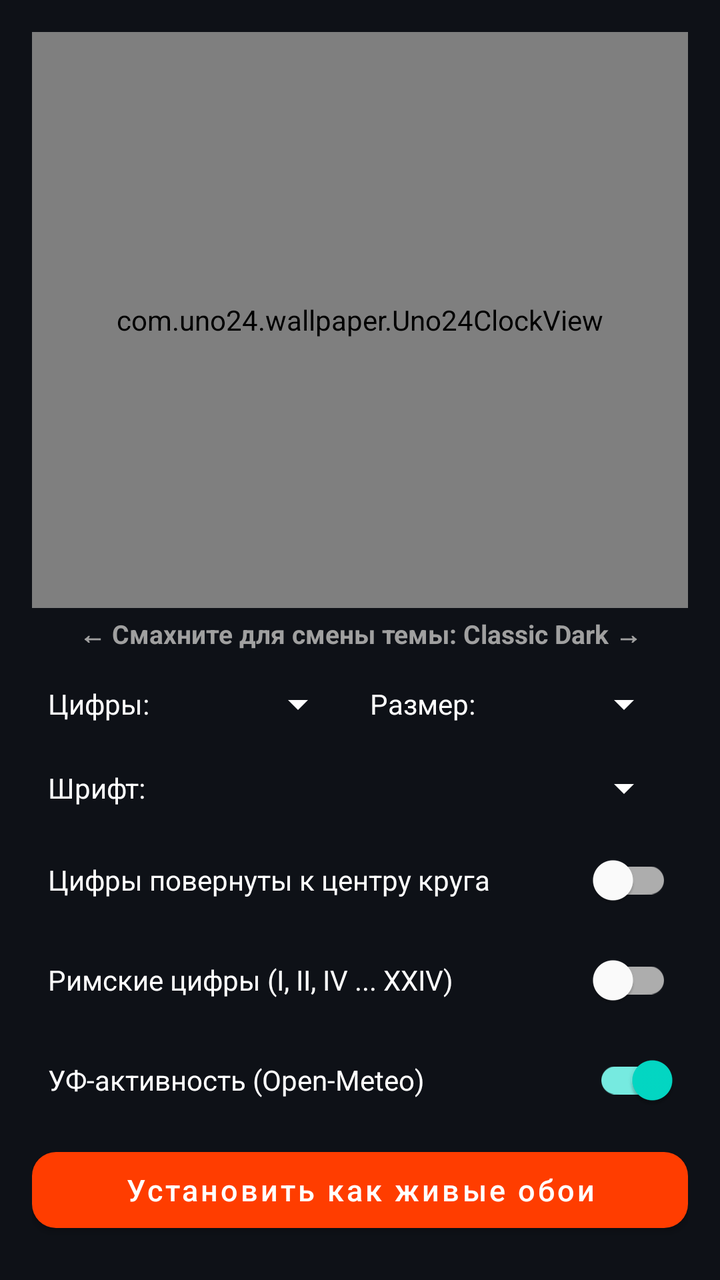
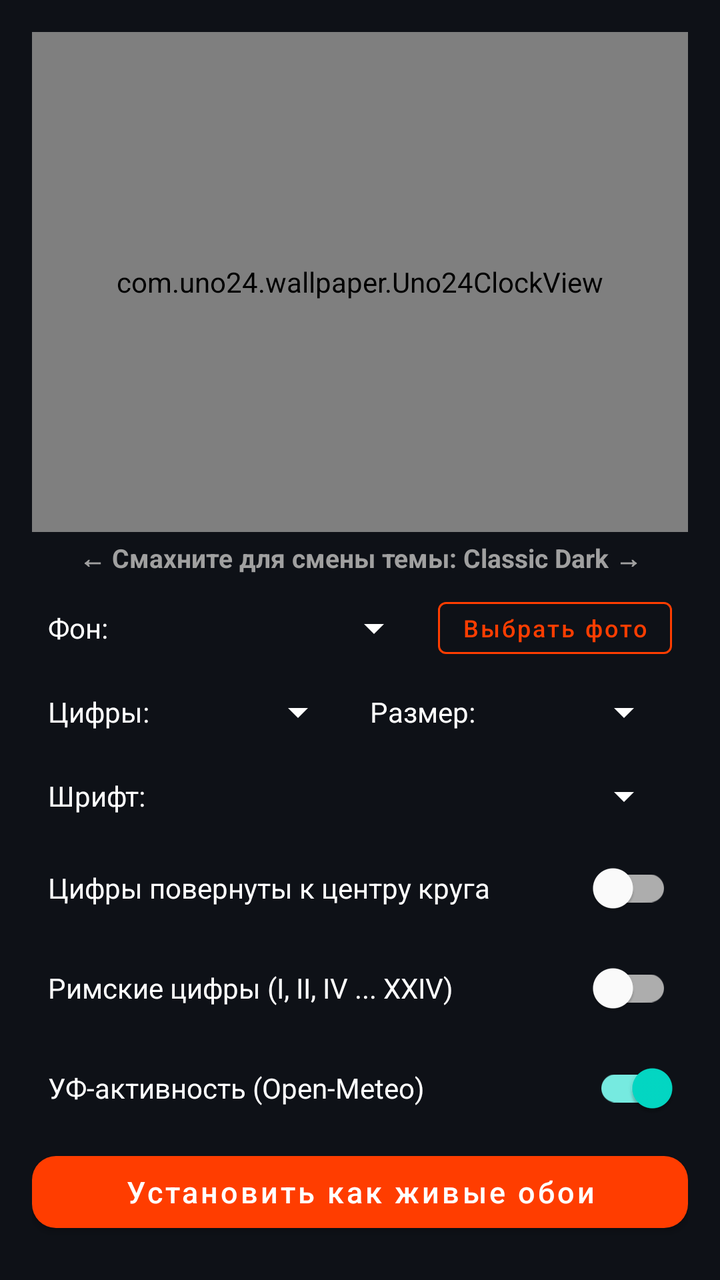

Compare the two renders of this Android layout. The source of the first and the diff that turns it into the second are given below.
<!-- AndroidManifest.xml: activity theme Theme.Uno24 -->
<!-- res/layout/activity_main.xml -->
<?xml version="1.0" encoding="utf-8"?>
<LinearLayout xmlns:android="http://schemas.android.com/apk/res/android"
    xmlns:app="http://schemas.android.com/apk/res-auto"
    android:id="@+id/mainRootLayout"
    android:layout_width="match_parent"
    android:layout_height="match_parent"
    android:background="#0E1117"
    android:gravity="center_horizontal"
    android:orientation="vertical"
    android:padding="16dp">

    
    <com.uno24.wallpaper.Uno24ClockView
        android:id="@+id/clockView"
        android:layout_width="match_parent"
        android:layout_height="0dp"
        android:layout_weight="1" />

    
    <TextView
        android:id="@+id/tvThemeTitle"
        android:layout_width="wrap_content"
        android:layout_height="wrap_content"
        android:layout_marginTop="4dp"
        android:gravity="center"
        android:text="← Смахните для смены темы: Classic Dark →"
        android:textColor="#A0A0A0"
        android:textSize="13sp"
        android:textStyle="bold" />

    
    <LinearLayout
        android:layout_width="match_parent"
        android:layout_height="wrap_content"
        android:layout_marginTop="6dp"
        android:gravity="center_vertical"
        android:orientation="horizontal"
        android:paddingStart="8dp"
        android:paddingEnd="8dp">

        <TextView
            android:layout_width="wrap_content"
            android:layout_height="wrap_content"
            android:text="Цифры:"
            android:textColor="#FFFFFF"
            android:textSize="14sp" />

        <Spinner
            android:id="@+id/spinnerDisplayMode"
            android:layout_width="0dp"
            android:layout_height="40dp"
            android:layout_weight="1"
            android:layout_marginStart="8dp"
            android:backgroundTint="#FFFFFF" />

        <TextView
            android:layout_width="wrap_content"
            android:layout_height="wrap_content"
            android:layout_marginStart="12dp"
            android:text="Размер:"
            android:textColor="#FFFFFF"
            android:textSize="14sp" />

        <Spinner
            android:id="@+id/spinnerNumeralSize"
            android:layout_width="0dp"
            android:layout_height="40dp"
            android:layout_weight="1"
            android:layout_marginStart="8dp"
            android:backgroundTint="#FFFFFF" />
    </LinearLayout>

    
    <LinearLayout
        android:layout_width="match_parent"
        android:layout_height="wrap_content"
        android:layout_marginTop="2dp"
        android:gravity="center_vertical"
        android:orientation="horizontal"
        android:paddingStart="8dp"
        android:paddingEnd="8dp">

        <TextView
            android:layout_width="wrap_content"
            android:layout_height="wrap_content"
            android:text="Шрифт:"
            android:textColor="#FFFFFF"
            android:textSize="14sp" />

        <Spinner
            android:id="@+id/spinnerNumeralFont"
            android:layout_width="0dp"
            android:layout_height="40dp"
            android:layout_weight="1"
            android:layout_marginStart="12dp"
            android:backgroundTint="#FFFFFF" />
    </LinearLayout>

    
    <com.google.android.material.switchmaterial.SwitchMaterial
        android:id="@+id/switchRadialOrientation"
        android:layout_width="match_parent"
        android:layout_height="wrap_content"
        android:layout_marginTop="2dp"
        android:checked="false"
        android:paddingStart="8dp"
        android:paddingEnd="8dp"
        android:text="Цифры повернуты к центру круга"
        android:textColor="#FFFFFF"
        android:textSize="14sp" />

    
    <com.google.android.material.switchmaterial.SwitchMaterial
        android:id="@+id/switchRomanNumerals"
        android:layout_width="match_parent"
        android:layout_height="wrap_content"
        android:layout_marginTop="2dp"
        android:checked="false"
        android:paddingStart="8dp"
        android:paddingEnd="8dp"
        android:text="Римские цифры (I, II, IV ... XXIV)"
        android:textColor="#FFFFFF"
        android:textSize="14sp" />

    
    <com.google.android.material.switchmaterial.SwitchMaterial
        android:id="@+id/switchUvArc"
        android:layout_width="match_parent"
        android:layout_height="wrap_content"
        android:layout_marginTop="2dp"
        android:layout_marginBottom="6dp"
        android:checked="true"
        android:paddingStart="8dp"
        android:paddingEnd="8dp"
        android:text="УФ-активность (Open-Meteo)"
        android:textColor="#FFFFFF"
        android:textSize="14sp" />

    
    <com.google.android.material.button.MaterialButton
        android:id="@+id/btnSetWallpaper"
        android:layout_width="match_parent"
        android:layout_height="50dp"
        android:layout_marginBottom="4dp"
        android:text="Установить как живые обои"
        android:textAllCaps="false"
        android:textSize="15sp"
        app:cornerRadius="12dp" />

</LinearLayout>
<!-- resources referenced by this layout -->
<resources>
  <style name="Theme.Uno24" parent="Theme.MaterialComponents.DayNight.NoActionBar">
          <item name="colorPrimary">#FF3D00</item>
          <item name="colorPrimaryVariant">#D83000</item>
          <item name="colorOnPrimary">#FFFFFF</item>
          <item name="android:statusBarColor">#0E1117</item>
          <item name="android:navigationBarColor">#0E1117</item>
      </style>
</resources>

<!-- the commit's change to res/layout/activity_main.xml (unified diff, before → after) -->
@@ -33,6 +33,46 @@
         android:layout_width="match_parent"
         android:layout_height="wrap_content"
         android:layout_marginTop="6dp"
+        android:gravity="center_vertical"
+        android:orientation="horizontal"
+        android:paddingStart="8dp"
+        android:paddingEnd="8dp">
+
+        <TextView
+            android:layout_width="wrap_content"
+            android:layout_height="wrap_content"
+            android:text="Фон:"
+            android:textColor="#FFFFFF"
+            android:textSize="14sp" />
+
+        <Spinner
+            android:id="@+id/spinnerBgMode"
+            android:layout_width="0dp"
+            android:layout_height="40dp"
+            android:layout_weight="1"
+            android:layout_marginStart="8dp"
+            android:backgroundTint="#FFFFFF" />
+
+        <com.google.android.material.button.MaterialButton
+            android:id="@+id/btnPickImage"
+            style="@style/Widget.MaterialComponents.Button.OutlinedButton"
+            android:layout_width="wrap_content"
+            android:layout_height="38dp"
+            android:layout_marginStart="8dp"
+            android:paddingStart="12dp"
+            android:paddingEnd="12dp"
+            android:text="Выбрать фото"
+            android:textAllCaps="false"
+            android:textColor="#FF3D00"
+            android:textSize="12sp"
+            app:strokeColor="#FF3D00" />
+    </LinearLayout>
+
+    
+    <LinearLayout
+        android:layout_width="match_parent"
+        android:layout_height="wrap_content"
+        android:layout_marginTop="2dp"
         android:gravity="center_vertical"
         android:orientation="horizontal"
         android:paddingStart="8dp"
@@ -128,7 +168,7 @@
         android:layout_width="match_parent"
         android:layout_height="wrap_content"
         android:layout_marginTop="2dp"
-        android:layout_marginBottom="6dp"
+        android:layout_marginBottom="4dp"
         android:checked="true"
         android:paddingStart="8dp"
         android:paddingEnd="8dp"
@@ -140,7 +180,7 @@
     <com.google.android.material.button.MaterialButton
         android:id="@+id/btnSetWallpaper"
         android:layout_width="match_parent"
-        android:layout_height="50dp"
+        android:layout_height="48dp"
         android:layout_marginBottom="4dp"
         android:text="Установить как живые обои"
         android:textAllCaps="false"
